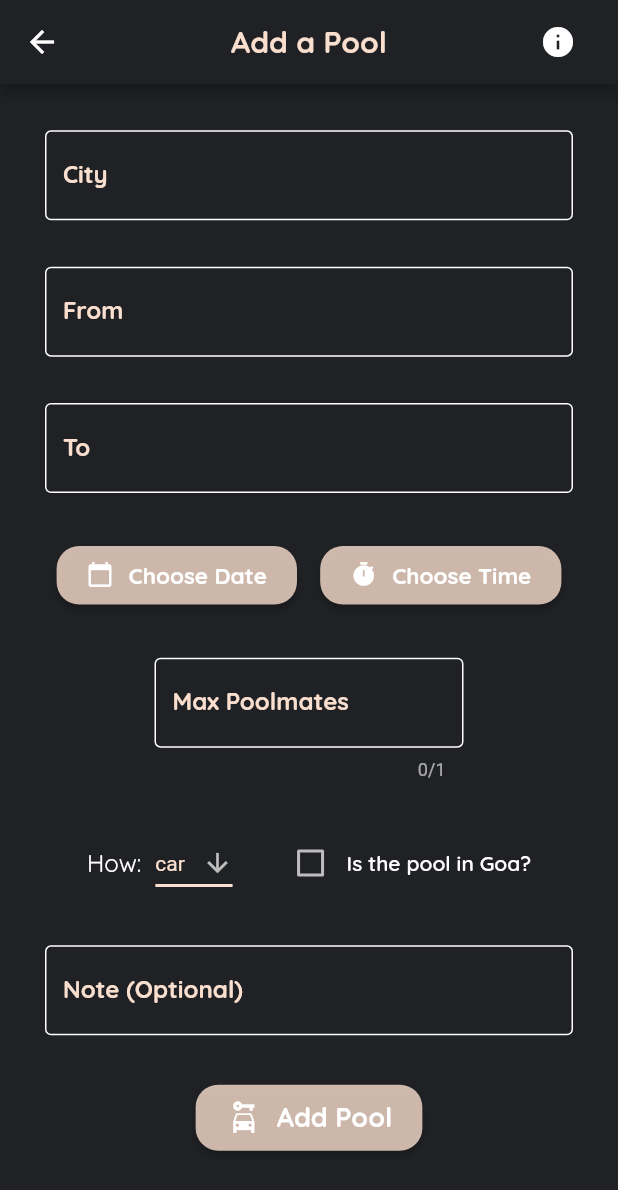
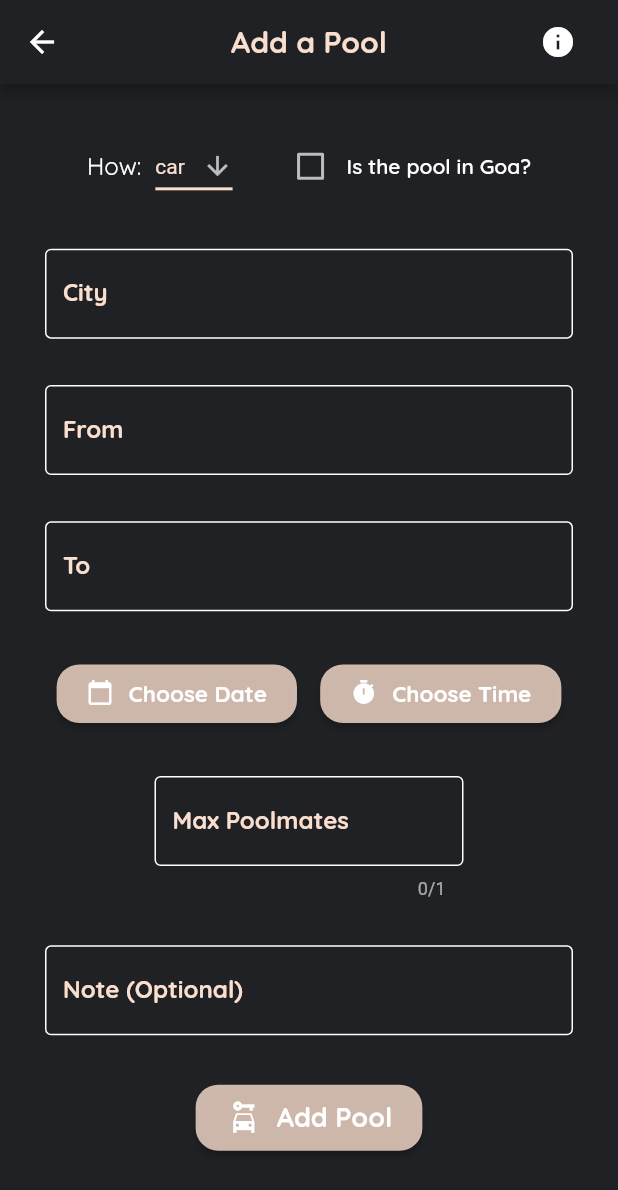
Before and after one commit to Maverick-Wolf/bfg, a Flutter app: the AddCarpool screen opened by its route, on a phone screen of 412 x 824 dp. Shown: the top 1190 px of the screen. Run offline on Flutter 3.47's test engine with Material 2 defaults, Android fonts, the phone set to English and light mode, and no system bars; our stand-ins replace animated_text_kit, cloud_firestore, firebase_auth, firebase_core, flutter_datetime_picker; accounts and stored records are empty.

Commit message:
improved UX

```diff
--- a/lib/screens/cabpools/listings/add_carpool.dart
+++ b/lib/screens/cabpools/listings/add_carpool.dart
@@ -77,13 +77,18 @@ class _AddCarpoolState extends State<AddCarpool> {
             _note = text;
             break;
           default:
-            print("idk");
             break;
         }
       },
       decoration: InputDecoration(
         border: const OutlineInputBorder(),
-        labelText: _label,
+        labelText: _how == 'car' && fillIn == "city"
+            ? 'City'
+            : _how == 'flight' && fillIn == "city"
+                ? 'Airlines Name/No.'
+                : _how == "train" && fillIn == "city"
+                    ? "Train Name/No."
+                    : _label,
         hintText: _hint,
         labelStyle: TextStyle(color: _theme.secondaryColor),
         enabledBorder: OutlineInputBorder(
@@ -345,6 +350,31 @@ class _AddCarpoolState extends State<AddCarpool> {
                 mainAxisAlignment: MainAxisAlignment.spaceEvenly,
                 crossAxisAlignment: CrossAxisAlignment.center,
                 children: [
+                  Row(
+                    mainAxisAlignment: MainAxisAlignment.spaceEvenly,
+                    children: [
+                      _buildWhereDropDown(),
+                      if (_how == "car")
+                        Row(
+                          children: [
+                            Checkbox(
+                                checkColor: _theme.primaryColor,
+                                activeColor: _theme.secondaryColor,
+                                value: _withinGoaBool,
+                                onChanged: (value) {
+                                  _withinGoaBool = value!;
+                                  setState(() {
+                                    !_withinGoaBool;
+                                  });
+                                }),
+                            Text("Is the pool in Goa?",
+                                style: TextStyle(
+                                    fontFamily: _theme.font,
+                                    fontWeight: FontWeight.w600))
+                          ],
+                        ),
+                    ],
+                  ),
                   _buildTextFormField("City", "", 'city', TextInputType.name),
                   _buildTextFormField("From", "Where will the pool start from",
                       'from', TextInputType.name),
@@ -458,31 +488,6 @@ class _AddCarpoolState extends State<AddCarpool> {
                           "Max Poolmates", "", TextInputType.number),
                     ),
                   ),
-                  Row(
-                    mainAxisAlignment: MainAxisAlignment.spaceEvenly,
-                    children: [
-                      _buildWhereDropDown(),
-                      if (_how == "car")
-                        Row(
-                          children: [
-                            Checkbox(
-                                checkColor: _theme.primaryColor,
-                                activeColor: _theme.secondaryColor,
-                                value: _withinGoaBool,
-                                onChanged: (value) {
-                                  _withinGoaBool = value!;
-                                  setState(() {
-                                    !_withinGoaBool;
-                                  });
-                                }),
-                            Text("Is the pool in Goa?",
-                                style: TextStyle(
-                                    fontFamily: _theme.font,
-                                    fontWeight: FontWeight.w600))
-                          ],
-                        ),
-                    ],
-                  ),
                   _buildTextFormField("Note (Optional)", "Extra info (if any)",
                       'note', TextInputType.name),
                   _buildAddPoolButton(),
```
